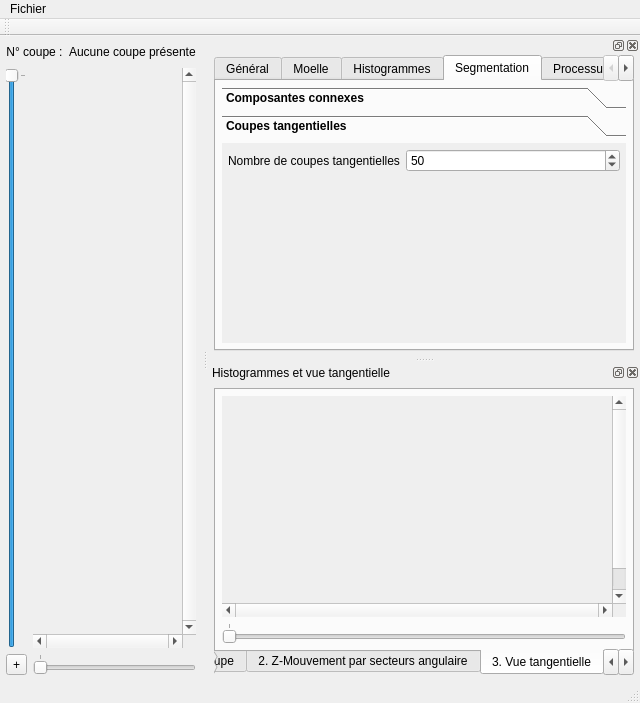
Above: ui/mainwindow.ui from akrah/TKDetection before the change. Below: the same form after it.
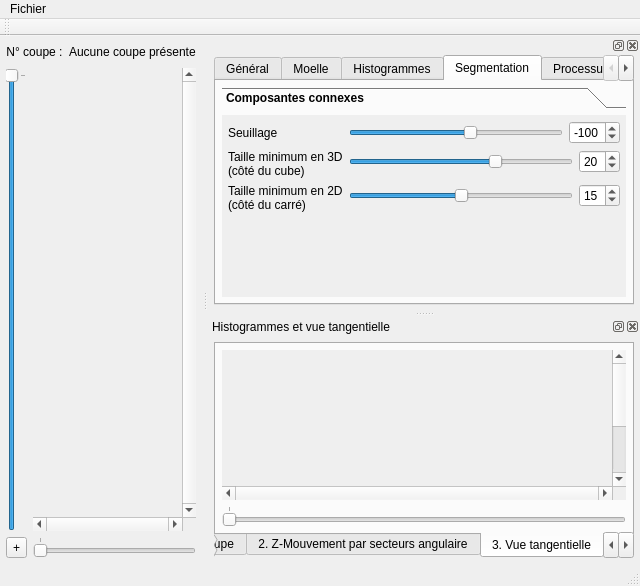
That is the form after the change. The open tabs and pages were chosen to show the change. Custom widgets are drawn as their Qt base class.

Commit message: - Optimisation des classes Histogram et PieChart - Vue tangentielle : utilisation de la distance à la moelle comme paramètre de nombre de coupe (nbParameters-- \!\!) - Modifications des paramètres d'extraction de la moelle - Interface graphique mise à jour

The edit to the form file:
```diff
--- a/ui/mainwindow.ui
+++ b/ui/mainwindow.ui
@@ -7,7 +7,7 @@
     <x>0</x>
     <y>0</y>
     <width>640</width>
-    <height>703</height>
+    <height>586</height>
    </rect>
   </property>
   <property name="windowTitle">
@@ -1716,15 +1716,15 @@
             </font>
            </property>
            <property name="currentIndex">
-            <number>1</number>
+            <number>0</number>
            </property>
            <widget class="QWidget" name="page_8">
             <property name="geometry">
              <rect>
               <x>0</x>
               <y>0</y>
-              <width>250</width>
-              <height>129</height>
+              <width>335</width>
+              <height>226</height>
              </rect>
             </property>
             <attribute name="label">
@@ -1897,50 +1897,6 @@
              </item>
             </layout>
            </widget>
-           <widget class="QWidget" name="page_2">
-            <property name="geometry">
-             <rect>
-              <x>0</x>
-              <y>0</y>
-              <width>335</width>
-              <height>195</height>
-             </rect>
-            </property>
-            <attribute name="label">
-             <string>Coupes tangentielles</string>
-            </attribute>
-            <layout class="QFormLayout" name="formLayout_3">
-             <property name="fieldGrowthPolicy">
-              <enum>QFormLayout::AllNonFixedFieldsGrow</enum>
-             </property>
-             <item row="0" column="0">
-              <widget class="QLabel" name="label_12">
-               <property name="font">
-                <font>
-                 <weight>50</weight>
-                 <bold>false</bold>
-                </font>
-               </property>
-               <property name="text">
-                <string>Nombre de coupes tangentielles</string>
-               </property>
-              </widget>
-             </item>
-             <item row="0" column="1">
-              <widget class="QSpinBox" name="_spinTangentialNbSlices">
-               <property name="font">
-                <font>
-                 <weight>50</weight>
-                 <bold>false</bold>
-                </font>
-               </property>
-               <property name="value">
-                <number>50</number>
-               </property>
-              </widget>
-             </item>
-            </layout>
-           </widget>
           </widget>
          </item>
         </layout>
```
Left out of the diff: 16 changed lines with no effect on the pictures. The commit also changes 7 other files.
